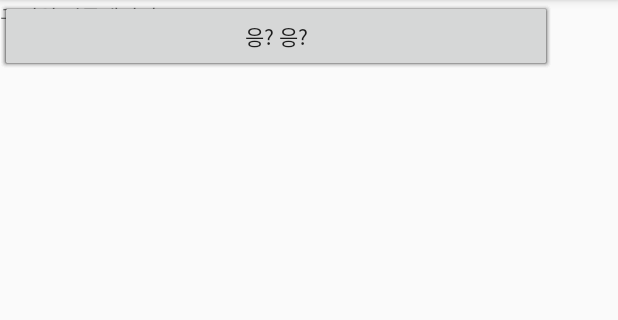
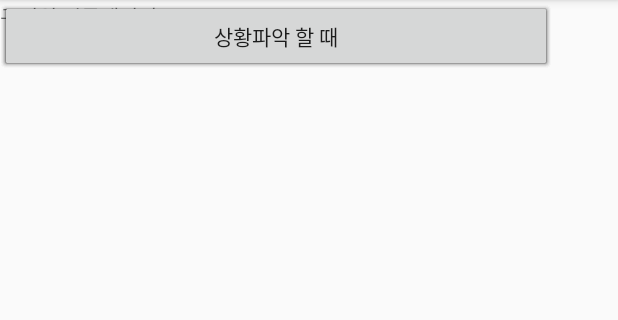
Before and after one commit to lisa1129/friend_simulator, an Android app: the screen it shows after launch (MainActivity), on a phone screen of 412 x 824 dp, the part 84-404 px from its top. Run offline under Robolectric (Android 15) with nearby library versions, the phone set to English and light mode, and no system bars.

```diff
--- a/app/src/main/res/layout/activity_main.xml
+++ b/app/src/main/res/layout/activity_main.xml
@@ -10,7 +10,7 @@
         android:id="@+id/firsthabbit"
         android:layout_width="368dp"
         android:layout_height="wrap_content"
-        android:text="엥?"
+        android:text="못 알아들었을 때"
         tools:layout_editor_absoluteX="8dp"
         tools:layout_editor_absoluteY="75dp" />
 
@@ -18,7 +18,8 @@
         android:id="@+id/secondhabbit"
         android:layout_width="368dp"
         android:layout_height="wrap_content"
-        android:text="얌"
+        android:contentDescription="rhosc"
+        android:text="동의를 구할 때"
         tools:layout_editor_absoluteX="8dp"
         tools:layout_editor_absoluteY="134dp" />
 
@@ -26,7 +27,7 @@
         android:id="@+id/thirdhabbit"
         android:layout_width="368dp"
         android:layout_height="wrap_content"
-        android:text="인덩?"
+        android:text="신나서 동의를 구할 때"
         tools:layout_editor_absoluteX="8dp"
         tools:layout_editor_absoluteY="195dp" />
 
@@ -34,7 +35,7 @@
         android:id="@+id/fourthhabbit"
         android:layout_width="368dp"
         android:layout_height="wrap_content"
-        android:text="야→아↑아↓"
+        android:text="앙탈 부릴 때"
         tools:layout_editor_absoluteX="8dp"
         tools:layout_editor_absoluteY="254dp" />
 
@@ -42,7 +43,7 @@
         android:id="@+id/fifthhabbit"
         android:layout_width="368dp"
         android:layout_height="wrap_content"
-        android:text="응? 응?"
+        android:text="상황파악 할 때"
         tools:layout_editor_absoluteX="8dp"
         tools:layout_editor_absoluteY="319dp" />
 
```
